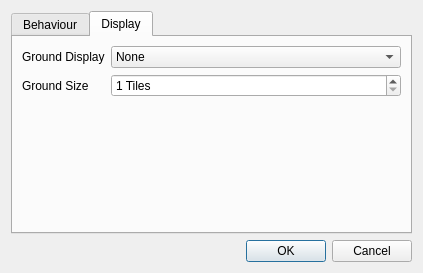
The window that optionsdialog.ui (ikskuh/VersaTile) describes before a commit, drawn with Qt 5.
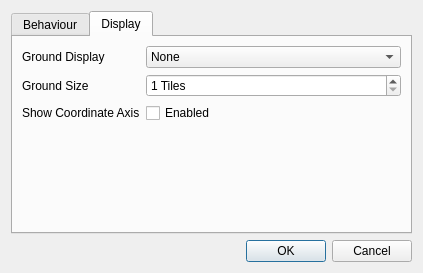
The same window after the commit.

Commit message: Adds option to render coordinate axis.

```diff
--- a/optionsdialog.ui
+++ b/optionsdialog.ui
@@ -132,6 +132,20 @@
          </property>
         </widget>
        </item>
+       <item row="2" column="0">
+        <widget class="QLabel" name="label_5">
+         <property name="text">
+          <string>Show Coordinate Axis</string>
+         </property>
+        </widget>
+       </item>
+       <item row="2" column="1">
+        <widget class="QCheckBox" name="cbShowCoordinateAxis">
+         <property name="text">
+          <string>Enabled</string>
+         </property>
+        </widget>
+       </item>
       </layout>
      </widget>
     </widget>
```
Left out of the diff: 2 changed lines with no effect on the pictures. The commit also changes 3 other files.
